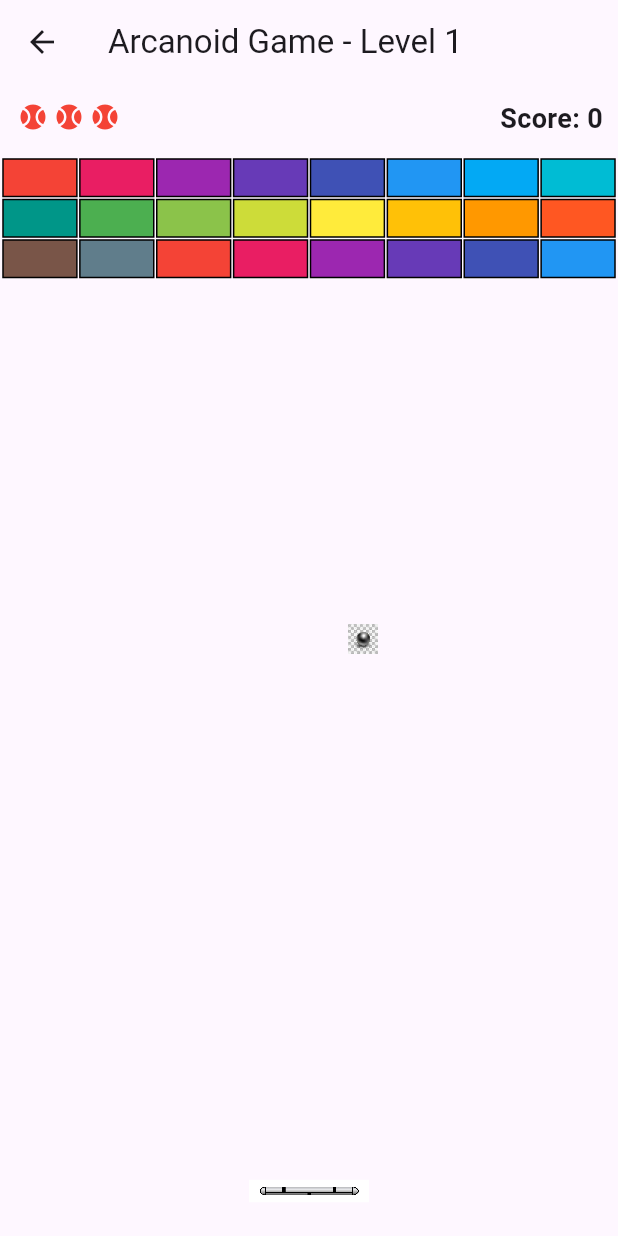
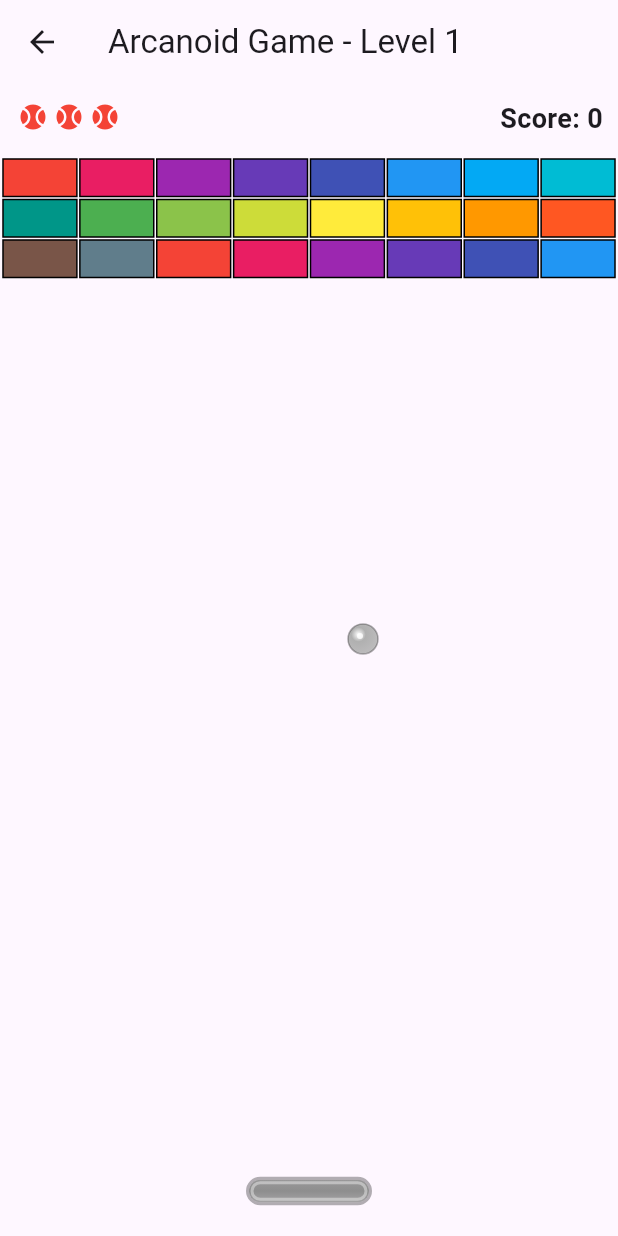
Before and after one commit to KostasD21/arkanoid_flutter, a Flutter app: the screen it shows after launch, after a tap on "Start Game", on a phone screen of 412 x 824 dp. Run offline on Flutter 3.47's test engine with Material 3 defaults, Android fonts, the phone set to English and light mode, and no system bars; our stand-ins replace audioplayers, shared_preferences.

Commit message:
Metal paddle and metal ball created by Flutter

```diff
--- a/lib/main.dart
+++ b/lib/main.dart
@@ -173,8 +173,6 @@ class _GameScreenState extends State<GameScreen> with TickerProviderStateMixin {
   }
 
   Future<void> _loadImages() async {
-    ballImage = await _loadImage('assets/metal_ball.jpeg');
-    paddleImage = await _loadImage('assets/paddle_1.jpg');
     setState(() {}); // Trigger a rebuild once images are loaded
   }
 
@@ -446,9 +444,7 @@ class _GameScreenState extends State<GameScreen> with TickerProviderStateMixin {
           },
         ),
       ),
-      body: ballImage == null || paddleImage == null
-          ? Center(child: CircularProgressIndicator())
-          : RawKeyboardListener(
+      body: RawKeyboardListener(
               focusNode: _focusNode,
               onKey: _handleKeyEvent,
               autofocus: true,
@@ -468,9 +464,7 @@ class _GameScreenState extends State<GameScreen> with TickerProviderStateMixin {
                         paddleHeight: paddleHeight,
                         ballPosition: ballPosition,
                         ballRadius: ballRadius,
-                        bricks: bricks,
-                        ballImage: ballImage!,
-                        paddleImage: paddleImage!,
+                        bricks: bricks
                       ),
                       child: Container(),
                     ),
@@ -510,8 +504,6 @@ class GamePainter extends CustomPainter {
   final Offset ballPosition;
   final double ballRadius;
   final List<Brick> bricks;
-  final ui.Image ballImage;
-  final ui.Image paddleImage;
 
   GamePainter({
     required this.paddlePosition,
@@ -520,8 +512,6 @@ class GamePainter extends CustomPainter {
     required this.ballPosition,
     required this.ballRadius,
     required this.bricks,
-    required this.ballImage,
-    required this.paddleImage,
   });
 
   @override
@@ -543,31 +533,101 @@ class GamePainter extends CustomPainter {
       }
     }
 
-    // Draw paddle
+    // Draw metallic paddle
     final paddleRect = Rect.fromCenter(
       center: Offset(size.width / 2 + paddlePosition, size.height - 30),
       width: paddleWidth,
       height: paddleHeight,
     );
-    canvas.drawImageRect(
-      paddleImage,
-      Rect.fromLTWH(0, 0, paddleImage.width.toDouble(), paddleImage.height.toDouble()),
-      paddleRect,
-      paint,
+    _drawMetallicPaddle(canvas, paddleRect);
+
+    // Draw metallic ball
+    final ballCenter = Offset(size.width / 2 + ballPosition.dx, size.height / 2 + ballPosition.dy);
+    _drawMetallicBall(canvas, ballCenter, ballRadius);
+  }
+
+  void _drawMetallicPaddle(Canvas canvas, Rect rect) {
+    // Base metallic color
+    final baseColor = Color(0xFF8E8E8E);
+
+    // Gradient for metallic effect
+    final gradient = LinearGradient(
+      begin: Alignment.topCenter,
+      end: Alignment.bottomCenter,
+      colors: [
+        baseColor.withOpacity(0.9),
+        baseColor,
+        baseColor.withOpacity(0.8),
+      ],
+      stops: [0.0, 0.5, 1.0],
     );
 
-    // Draw ball
-    final ballRect = Rect.fromCenter(
-      center: Offset(size.width / 2 + ballPosition.dx, size.height / 2 + ballPosition.dy),
-      width: ballRadius * 2,
-      height: ballRadius * 2,
+    // Draw main paddle body
+    final paint = Paint()
+      ..shader = gradient.createShader(rect)
+      ..style = PaintingStyle.fill;
+
+    final rrect = RRect.fromRectAndRadius(rect, Radius.circular(paddleHeight / 2));
+    canvas.drawRRect(rrect, paint);
+
+    // Add highlight
+    final highlightPaint = Paint()
+      ..color = Colors.white.withOpacity(0.4)
+      ..style = PaintingStyle.stroke
+      ..strokeWidth = 2;
+
+    final highlightRect = rect.deflate(2);
+    final highlightRRect = RRect.fromRectAndRadius(highlightRect, Radius.circular((paddleHeight - 4) / 2));
+    canvas.drawRRect(highlightRRect, highlightPaint);
+
+    // Add shadow
+    final shadowPaint = Paint()
+      ..color = Colors.black.withOpacity(0.3)
+      ..style = PaintingStyle.stroke
+      ..strokeWidth = 2;
+
+    final shadowRect = rect.inflate(1);
+    final shadowRRect = RRect.fromRectAndRadius(shadowRect, Radius.circular((paddleHeight + 2) / 2));
+    canvas.drawRRect(shadowRRect, shadowPaint);
+  }
+
+  void _drawMetallicBall(Canvas canvas, Offset center, double radius) {
+    // Base metallic color for the ball
+    final baseColor = Color(0xFFB0B0B0);
+
+    // Gradient for metallic effect
+    final gradient = RadialGradient(
+      center: Alignment(-0.3, -0.3),
+      radius: 0.8,
+      colors: [
+        Colors.white,
+        baseColor,
+        baseColor.withOpacity(0.8),
+      ],
+      stops: [0.0, 0.3, 1.0],
     );
-    canvas.drawImageRect(
-      ballImage,
-      Rect.fromLTWH(0, 0, ballImage.width.toDouble(), ballImage.height.toDouble()),
-      ballRect,
-      paint,
-    );
+
+    // Draw main ball body
+    final paint = Paint()
+      ..shader = gradient.createShader(Rect.fromCircle(center: center, radius: radius))
+      ..style = PaintingStyle.fill;
+
+    canvas.drawCircle(center, radius, paint);
+
+    // Add highlight
+    final highlightPaint = Paint()
+      ..color = Colors.white.withOpacity(0.8)
+      ..style = PaintingStyle.fill;
+
+    canvas.drawCircle(center.translate(-radius * 0.2, -radius * 0.2), radius * 0.2, highlightPaint);
+
+    // Add shadow
+    final shadowPaint = Paint()
+      ..color = Colors.black.withOpacity(0.3)
+      ..style = PaintingStyle.stroke
+      ..strokeWidth = 1;
+
+    canvas.drawCircle(center, radius, shadowPaint);
   }
 
   @override
```
